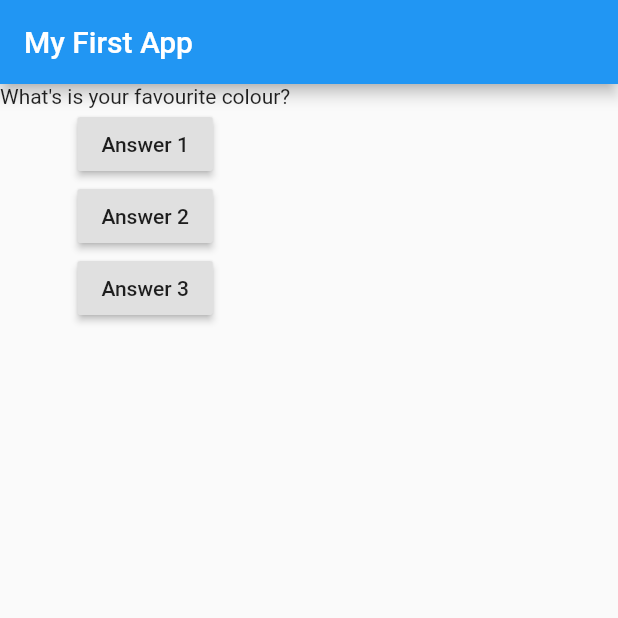
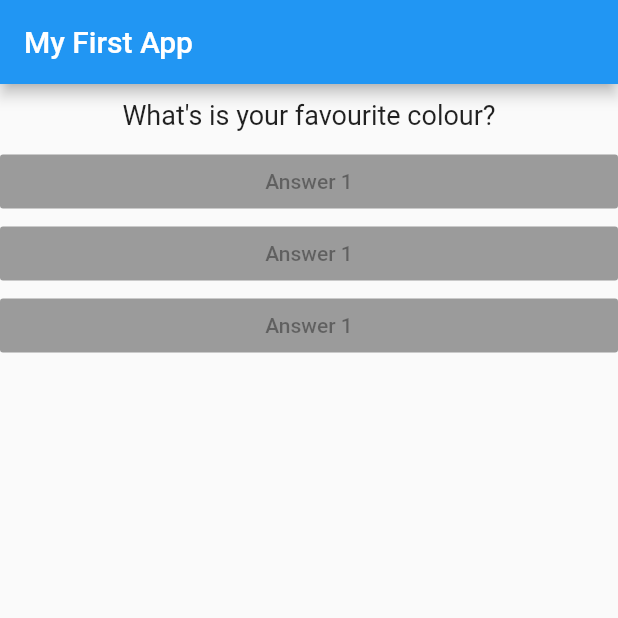
Before and after one commit to diehard04/Flutter-App, a Flutter app: the screen it shows after launch, on a phone screen of 412 x 824 dp, the top half of it. Run offline on Flutter 3.47's test engine with Material 2 defaults, Android fonts, the phone set to English and light mode, and no system bars.

Commit message:
answer added

```diff
--- /dev/null
+++ b/lib/answer.dart
@@ -0,0 +1,14 @@
+import 'package:flutter/material.dart';
+class Answer extends StatelessWidget {
+  @override
+  Widget build(BuildContext context) {
+    return Container(
+      width: double.infinity,
+      child: RaisedButton(
+        color: Colors.blue,
+              child: Text('Answer 1'),
+              onPressed: null,
+            ),
+    );
+  }
+}
--- a/lib/main.dart
+++ b/lib/main.dart
@@ -1,6 +1,6 @@
 import 'package:flutter/material.dart';
 import './question.dart';
-
+import './answer.dart';
 //void main() {
 //  runApp(MyApp());
 //}
@@ -39,21 +39,10 @@ class _MyAppState extends State<MyApp> {
         body: Column(
           children: [
             Question(questions[_questionIndex]),
-            RaisedButton(
-              child: Text('Answer 1'),
-              onPressed: _answerQuestion,
-            ),
-            RaisedButton(
-              child: Text('Answer 2'),
-              onPressed: () => print("Answer 2 Question"),
-            ),
-            RaisedButton(
-              child: Text('Answer 3'),
-              onPressed: () {
-                // .....
-                print("Answer 3 choosen");
-              },
-            )
+           Answer(),
+           Answer(),
+           Answer(),
+
           ],
         ),
       ),
--- a/lib/question.dart
+++ b/lib/question.dart
@@ -1,12 +1,19 @@
 import 'package:flutter/material.dart';
 
 class Question extends StatelessWidget {
-  String questionText;
+  final String questionText;
 
   Question(this.questionText);
 
   @override
   Widget build(BuildContext context) {
-    return Text(questionText);
+    return Container(
+      width: double.infinity,
+      margin: EdgeInsets.all(10),
+      child: Text(
+      questionText,
+      style: TextStyle(fontSize: 18),
+      textAlign: TextAlign.center,
+    ));
   }
 }
```
